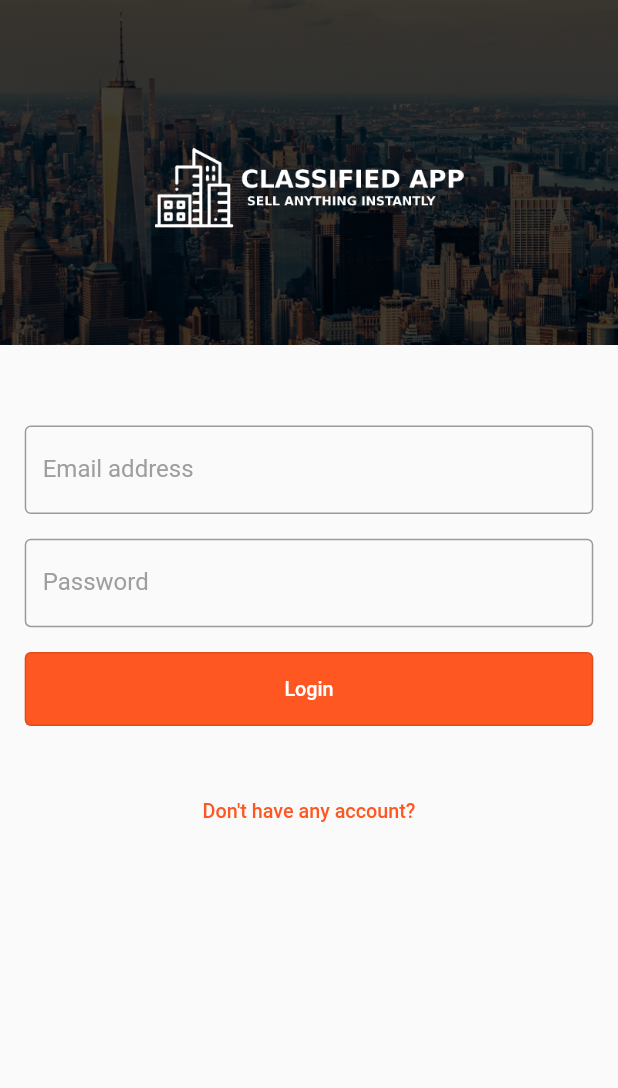
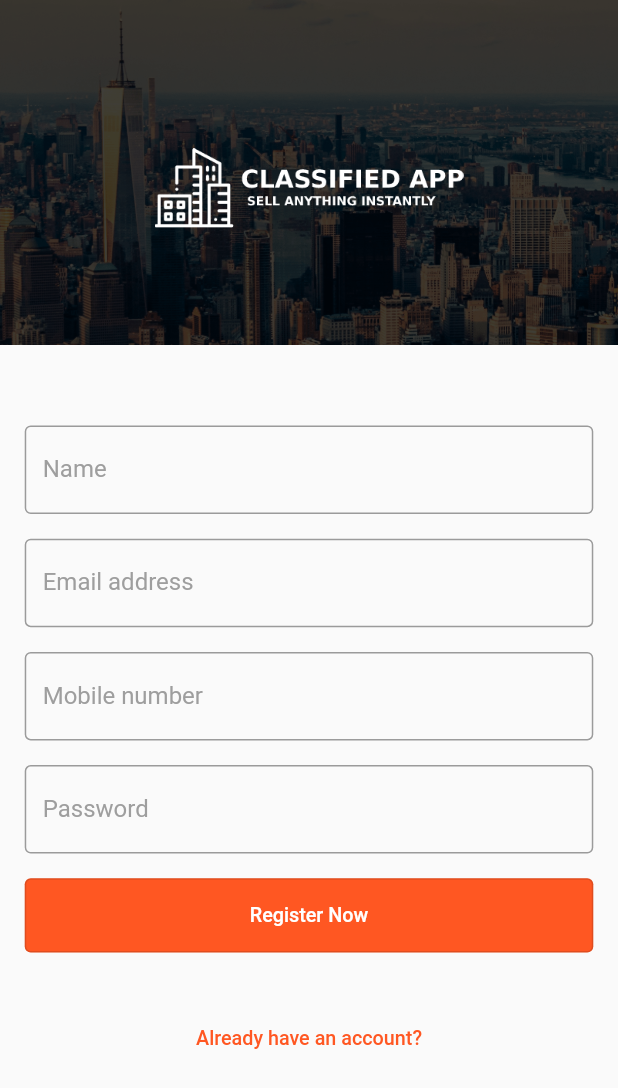
Before and after one commit to DiddierKQ/classified_app, a Flutter app: the screen it shows after launch, after a tap on "Don't have any account?", on a phone screen of 412 x 824 dp. Shown: the top 1088 px of the screen. Run offline on Flutter 3.47's test engine with Material 2 defaults, Android fonts, the phone set to English and light mode, and no system bars; our stand-ins replace get; network calls fail.

Commit message:
List add and sign up screen created

```diff
--- a/lib/main.dart
+++ b/lib/main.dart
@@ -1,5 +1,6 @@
 import 'package:classified_app/screens/users/login_screen.dart';
 import 'package:flutter/material.dart';
+import 'package:get/get.dart';
 
 void main() {
   runApp(const MyApp());
@@ -12,7 +13,7 @@ class MyApp extends StatelessWidget {
 
   @override
   Widget build(BuildContext context) {
-    return MaterialApp(
+    return const GetMaterialApp(
       debugShowCheckedModeBanner: false,
       title: _title,
       themeMode: ThemeMode.system,
--- a/lib/screens/users/signup_screen.dart
+++ b/lib/screens/users/signup_screen.dart
@@ -0,0 +1,235 @@
+import 'package:classified_app/screens/users/login_screen.dart';
+import 'package:classified_app/utils/colors_utils.dart';
+import 'package:classified_app/utils/size_utils.dart';
+import 'package:flutter/material.dart';
+import 'package:get/get.dart';
+
+class SignUpScreen extends StatefulWidget {
+  const SignUpScreen({ Key? key }) : super(key: key);
+
+  @override
+  _SignUpScreenState createState() => _SignUpScreenState();
+}
+
+class _SignUpScreenState extends State<SignUpScreen> {
+  // Textfield values
+  final TextEditingController _nameCtrl = TextEditingController();
+  final TextEditingController _emailCtrl = TextEditingController();
+  final TextEditingController _mobileNumberCtrl = TextEditingController();
+  final TextEditingController _passwordCtrl = TextEditingController();
+
+  @override
+  Widget build(BuildContext context) {
+    // Initialice the Sizeconfig with the context
+    SizeConfig(context);
+
+    return Scaffold(
+      backgroundColor: CustomColors.scaffoldBackgroundColor,
+      body: SafeArea(
+        child: GestureDetector(
+          onTap: () {
+            FocusScope.of(context).requestFocus(
+              FocusNode(),
+            ); // Function to hide the keyboard once you clic outside the textfield
+          },
+          child: SingleChildScrollView(
+            child: Column(
+              children: [
+                Stack(
+                  children: [
+                    Image.asset(
+                      "assets/background.png",
+                      width: SizeConfig.screenWidth,
+                      fit: BoxFit.cover,
+                    ),
+                    Container(
+                      alignment: Alignment.center,
+                      padding: EdgeInsets.only(
+                        top: SizeConfig.screenHeight * 0.12,
+                        bottom: SizeConfig.screenHeight * 0.12,
+                      ),
+                      child: Image.asset(
+                        "assets/logo.png",
+                        width: SizeConfig.screenWidth * 0.50,
+                      ),
+                    ),
+                  ],
+                ),
+                SizedBox(
+                  height: SizeConfig.screenHeight * 0.04,
+                ),
+                nameTextField(),
+                SizedBox(
+                  height: SizeConfig.screenHeight * 0.02,
+                ),
+                emailTextField(),
+                SizedBox(
+                  height: SizeConfig.screenHeight * 0.02,
+                ),
+                mobileNumberTextField(),
+                 SizedBox(
+                  height: SizeConfig.screenHeight * 0.02,
+                ),
+                passwordTextField(),
+                SizedBox(
+                  height: SizeConfig.screenHeight * 0.02,
+                ),
+                Container(
+                  padding: EdgeInsets.only(
+                    left: SizeConfig.screenWidth * 0.04,
+                    right: SizeConfig.screenWidth * 0.04,
+                  ),
+                  child: OutlinedButton(
+                    style: OutlinedButton.styleFrom(
+                      backgroundColor: CustomColors.buttonColor,
+                      minimumSize: Size(
+                        SizeConfig.screenWidth,
+                        SizeConfig.screenHeight * 0.06,
+                      ),
+                    ),
+                    onPressed: () {},
+                    child: Text(
+                      'Register Now',
+                      style: TextStyle(
+                        color: Colors.white,
+                        fontSize: getProportionateScreenWidth(12),
+                      ),
+                    ),
+                  ),
+                ),
+                SizedBox(
+                  height: SizeConfig.screenHeight * 0.04,
+                ),
+                loginText(),
+              ],
+            ),
+          ),
+        ),
+      ),
+    );
+  }
+
+  // Create the name TextField
+  Container nameTextField() {
+    return Container(
+      padding: EdgeInsets.only(
+        left: SizeConfig.screenWidth * 0.04,
+        right: SizeConfig.screenWidth * 0.04,
+      ),
+      child: TextField(
+        controller: _nameCtrl,
+        keyboardType: TextInputType.text,
+        cursorColor: CustomColors.greyColor,
+        decoration: const InputDecoration(
+          border: OutlineInputBorder(),
+          focusedBorder: OutlineInputBorder(
+            borderSide: BorderSide(color: CustomColors.greyColor),
+          ),
+          labelText: "Name",
+          labelStyle: TextStyle(
+            //fontSize: 20,
+            color: CustomColors.greyColor,
+          ),
+        ),
+      ),
+    );
+  }
+
+  // Create the email TextField
+  Container emailTextField() {
+    return Container(
+      padding: EdgeInsets.only(
+        left: SizeConfig.screenWidth * 0.04,
+        right: SizeConfig.screenWidth * 0.04,
+      ),
+      child: TextField(
+        controller: _emailCtrl,
+        keyboardType: TextInputType.emailAddress,
+        cursorColor: CustomColors.greyColor,
+        decoration: const InputDecoration(
+          border: OutlineInputBorder(),
+          focusedBorder: OutlineInputBorder(
+            borderSide: BorderSide(color: CustomColors.greyColor),
+          ),
+          labelText: "Email address",
+          labelStyle: TextStyle(
+            //fontSize: 20,
+            color: CustomColors.greyColor,
+          ),
+        ),
+      ),
+    );
+  }
+
+  // Create the mobile number TextField
+  Container mobileNumberTextField() {
+    return Container(
+      padding: EdgeInsets.only(
+        left: SizeConfig.screenWidth * 0.04,
+        right: SizeConfig.screenWidth * 0.04,
+      ),
+      child: TextField(
+        controller: _mobileNumberCtrl,
+        keyboardType: TextInputType.text,
+        cursorColor: CustomColors.greyColor,
+        decoration: const InputDecoration(
+          border: OutlineInputBorder(),
+          focusedBorder: OutlineInputBorder(
+            borderSide: BorderSide(color: CustomColors.greyColor),
+          ),
+          labelText: "Mobile number",
+          labelStyle: TextStyle(
+            //fontSize: 20,
+            color: CustomColors.greyColor,
+          ),
+        ),
+      ),
+    );
+  }
+
+  // Create the password TextField
+  Container passwordTextField() {
+    return Container(
+      padding: EdgeInsets.only(
+        left: SizeConfig.screenWidth * 0.04,
+        right: SizeConfig.screenWidth * 0.04,
+      ),
+      child: TextField(
+        controller: _passwordCtrl,
+        keyboardType: TextInputType.text,
+        cursorColor: CustomColors.greyColor,
+        obscureText: true,
+        decoration: const InputDecoration(
+          border: OutlineInputBorder(),
+          focusedBorder: OutlineInputBorder(
+            borderSide: BorderSide(color: CustomColors.greyColor),
+          ),
+          labelText: "Password",
+          labelStyle: TextStyle(
+            //fontSize: 20,
+            color: CustomColors.greyColor,
+          ),
+        ),
+      ),
+    );
+  }
+
+  // Create the sign up text
+  Container loginText() {
+    return Container(
+      alignment: Alignment.center,
+      child: TextButton(
+        child: Text(
+          "Already have an account?",
+          style: TextStyle(
+            fontSize: getProportionateScreenWidth(12),
+            color: CustomColors.buttonColor,
+          ),
+        ),
+        onPressed: () {
+          Get.to(() => const LoginScreen());
+        },
+      ),
+    );
+  }
+}
--- a/pubspec.yaml
+++ b/pubspec.yaml
@@ -29,7 +29,8 @@ environment:
 dependencies:
   flutter:
     sdk: flutter
-
+  get: ^4.3.8
+  http: ^0.13.4
 
   # The following adds the Cupertino Icons font to your application.
   # Use with the CupertinoIcons class for iOS style icons.
```
Also changed, not shown: lib/models/ads_model.dart (added, +28 -0 lines), lib/screens/ads/list_ads_screen.dart (+74 -0 lines), lib/screens/users/login_screen.dart (+9 -2 lines), lib/widgets/appbar.dart (+46 -0 lines), lib/widgets/card_ad.dart (+91 -0 lines), lib/controllers/ads_controller.dart (added), pubspec.lock.
